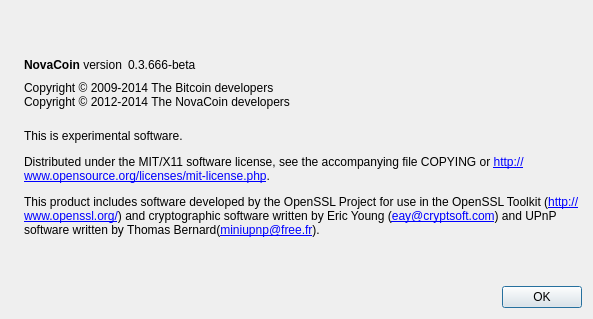
Above: src/qt/forms/aboutdialog.ui from novacoin-project/novacoin before the change. Below: the same form after it.
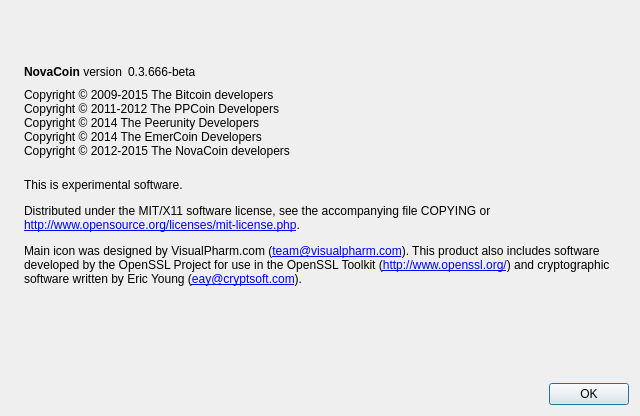
That is the form after the change. Icons and pictures are not drawn.

What changed in the file:
```diff
--- a/src/qt/forms/aboutdialog.ui
+++ b/src/qt/forms/aboutdialog.ui
@@ -1,13 +1,13 @@
 <?xml version="1.0" encoding="UTF-8"?>
 <ui version="4.0">
  <class>AboutDialog</class>
- <widget class="QDialog" name="AboutDialog">
+ <widget class="QWidget" name="AboutDialog">
   <property name="geometry">
    <rect>
     <x>0</x>
     <y>0</y>
-    <width>593</width>
-    <height>319</height>
+    <width>640</width>
+    <height>416</height>
    </rect>
   </property>
   <property name="windowTitle">
@@ -23,7 +23,10 @@
       </sizepolicy>
      </property>
      <property name="pixmap">
-      <pixmap resource="../bitcoin.qrc">:/images/about</pixmap>
+      <pixmap resource="../bitcoin.qrc">:/icons/bitcoin</pixmap>
+     </property>
+     <property name="alignment">
+      <set>Qt::AlignLeading|Qt::AlignLeft|Qt::AlignTop</set>
      </property>
     </widget>
    </item>
@@ -91,8 +94,11 @@
         <cursorShape>IBeamCursor</cursorShape>
        </property>
        <property name="text">
-        <string>Copyright © 2009-2014 The Bitcoin developers
-Copyright © 2012-2014 The NovaCoin developers</string>
+        <string>Copyright © 2009-2015 The Bitcoin developers
+Copyright © 2011-2012 The PPCoin Developers
+Copyright © 2014 The Peerunity Developers
+Copyright © 2014 The EmerCoin Developers
+Copyright © 2012-2015 The NovaCoin developers</string>
        </property>
        <property name="textInteractionFlags">
         <set>Qt::LinksAccessibleByMouse|Qt::TextSelectableByKeyboard|Qt::TextSelectableByMouse</set>
@@ -105,7 +111,7 @@
         <cursorShape>IBeamCursor</cursorShape>
        </property>
        <property name="text">
-        <string>&lt;html&gt;&lt;head/&gt;&lt;body&gt;&lt;p&gt;&lt;br/&gt;This is experimental software.&lt;/p&gt;&lt;p&gt;Distributed under the MIT/X11 software license, see the accompanying file COPYING or &lt;a href=&quot;http://www.opensource.org/licenses/mit-license.php&quot;&gt;&lt;span style=&quot; text-decoration: underline; color:#0000ff;&quot;&gt;http://www.opensource.org/licenses/mit-license.php&lt;/span&gt;&lt;/a&gt;.&lt;/p&gt;&lt;p&gt;This product includes software developed by the OpenSSL Project for use in the OpenSSL Toolkit (&lt;a href=&quot;http://www.openssl.org/&quot;&gt;&lt;span style=&quot; text-decoration: underline; color:#0000ff;&quot;&gt;http://www.openssl.org/&lt;/span&gt;&lt;/a&gt;) and cryptographic software written by Eric Young (&lt;a href=&quot;mailto:eay@cryptsoft.com&quot;&gt;&lt;span style=&quot; text-decoration: underline; color:#0000ff;&quot;&gt;eay@cryptsoft.com&lt;/span&gt;&lt;/a&gt;) and UPnP software written by Thomas Bernard(&lt;a href=&quot;mailto:miniupnp@free.fr&quot;&gt;&lt;span style=&quot; text-decoration: underline; color:#0000ff;&quot;&gt;miniupnp@free.fr&lt;/span&gt;&lt;/a&gt;).&lt;/p&gt;&lt;/body&gt;&lt;/html&gt;</string>
+        <string>&lt;html&gt;&lt;head/&gt;&lt;body&gt;&lt;p&gt;&lt;br/&gt;This is experimental software.&lt;/p&gt;&lt;p&gt;Distributed under the MIT/X11 software license, see the accompanying file COPYING or &lt;br/&gt;&lt;a href=&quot;http://www.opensource.org/licenses/mit-license.php&quot;&gt;&lt;span style=&quot; text-decoration: underline; color:#0000ff;&quot;&gt;http://www.opensource.org/licenses/mit-license.php&lt;/span&gt;&lt;/a&gt;.&lt;/p&gt;&lt;p&gt;Main icon was designed by VisualPharm.com (&lt;a href=&quot;mailto:team@visualpharm.com&quot;&gt;&lt;span style=&quot; text-decoration: underline; color:#0000ff;&quot;&gt;team@visualpharm.com&lt;/span&gt;&lt;/a&gt;). This product also includes software developed by the OpenSSL Project for use in the OpenSSL Toolkit (&lt;a href=&quot;http://www.openssl.org/&quot;&gt;&lt;span style=&quot; text-decoration: underline; color:#0000ff;&quot;&gt;http://www.openssl.org/&lt;/span&gt;&lt;/a&gt;) and cryptographic software written by Eric Young (&lt;a href=&quot;mailto:eay@cryptsoft.com&quot;&gt;&lt;span style=&quot; text-decoration: underline; color:#0000ff;&quot;&gt;eay@cryptsoft.com&lt;/span&gt;&lt;/a&gt;).&lt;/p&gt;&lt;p&gt;&lt;br/&gt;&lt;/p&gt;&lt;/body&gt;&lt;/html&gt;</string>
        </property>
        <property name="wordWrap">
         <bool>true</bool>
```
Left out of the diff: 35 changed lines with no effect on the pictures.
